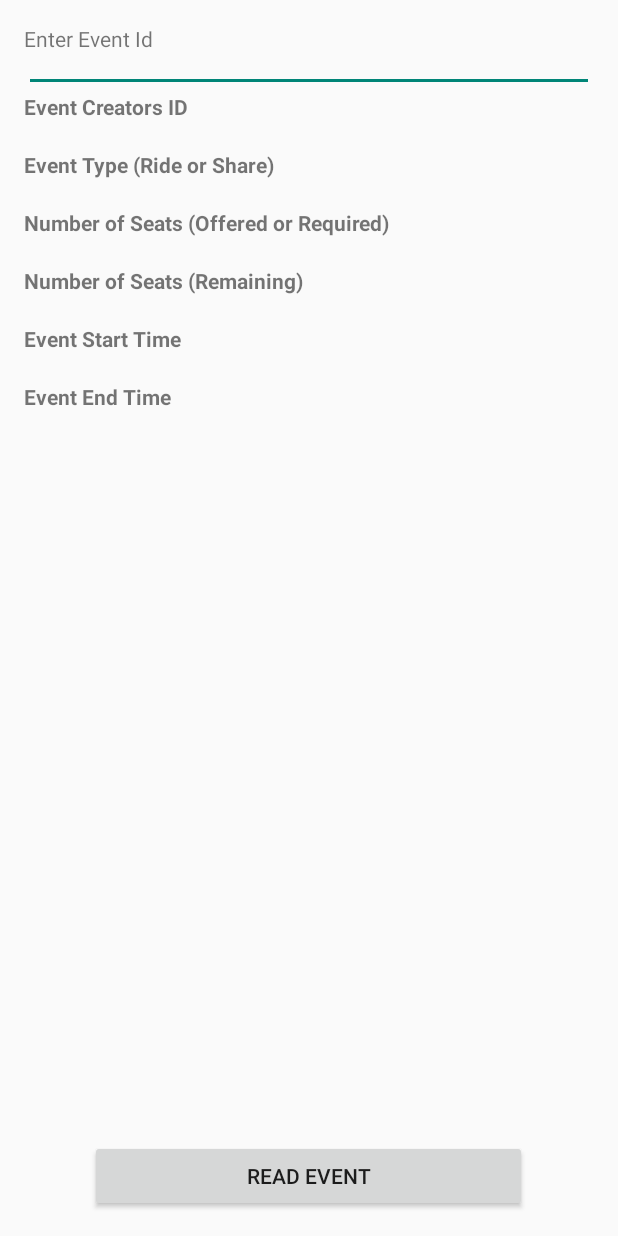
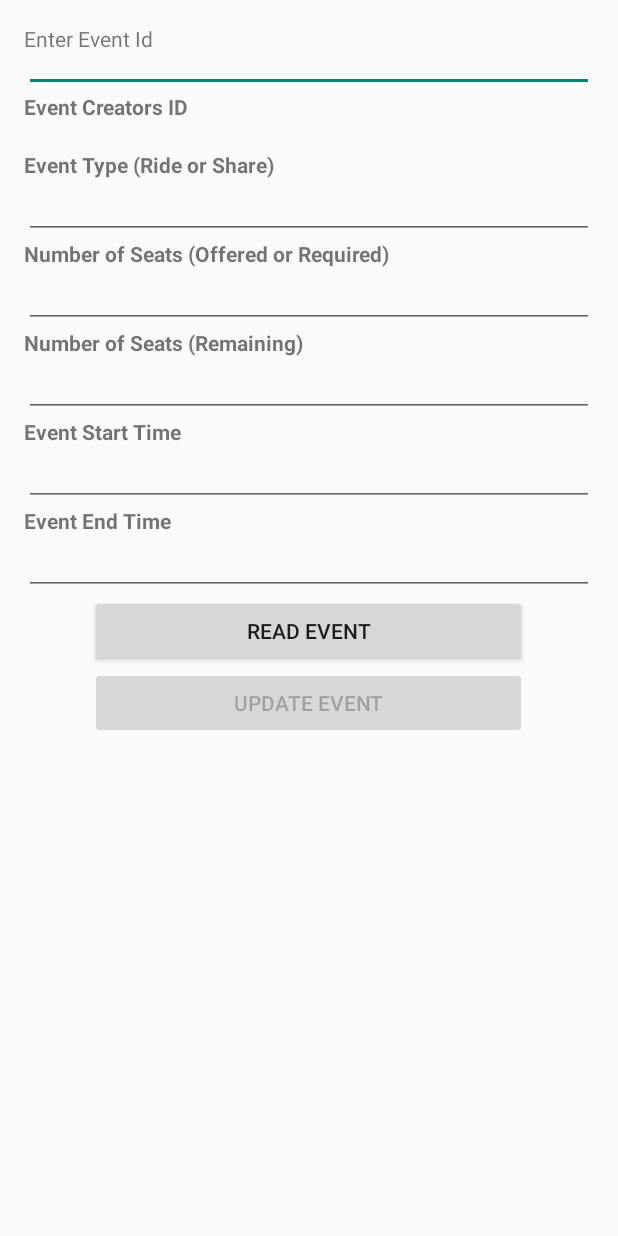
Before and after one commit to FergusonTR/HOV_Helper, an Android app: the ReadEventActivity screen opened directly, with no data from a screen before it, on a phone screen of 412 x 824 dp. Run offline under Robolectric (Android 15) with nearby library versions, the phone set to English and light mode, and no system bars.

Commit message:
update Event work

```diff
--- a/app/src/main/res/layout/activity_read_event.xml
+++ b/app/src/main/res/layout/activity_read_event.xml
@@ -31,7 +31,7 @@
         android:text="Read Event"
         android:id="@+id/btnGetEvent"
         android:layout_gravity="center_horizontal"
-        android:layout_alignParentBottom="true"
+        android:layout_below="@+id/textView_endTime"
         android:layout_centerHorizontal="true" />
 
     <TextView
@@ -71,7 +71,7 @@
         android:layout_alignEnd="@+id/textView_eventType"
         android:textStyle="bold" />
 
-    <TextView
+    <EditText
         android:layout_width="wrap_content"
         android:layout_height="wrap_content"
         android:textAppearance="?android:attr/textAppearanceSmall"
@@ -104,9 +104,11 @@
         android:layout_below="@+id/textView_LoginID"
         android:layout_alignParentLeft="true"
         android:layout_alignParentStart="true"
-        android:textStyle="bold" />
+        android:textStyle="bold"
+        android:layout_alignParentRight="true"
+        android:layout_alignParentEnd="true" />
 
-    <TextView
+    <EditText
         android:layout_width="wrap_content"
         android:layout_height="wrap_content"
         android:textAppearance="?android:attr/textAppearanceSmall"
@@ -115,9 +117,10 @@
         android:layout_alignParentLeft="true"
         android:layout_alignParentStart="true"
         android:layout_alignRight="@+id/textView_LoginID"
-        android:layout_alignEnd="@+id/textView_LoginID" />
+        android:layout_alignEnd="@+id/textView_LoginID"
+        android:editable="false" />
 
-    <TextView
+    <EditText
         android:layout_width="wrap_content"
         android:layout_height="wrap_content"
         android:textAppearance="?android:attr/textAppearanceSmall"
@@ -141,7 +144,7 @@
         android:layout_alignEnd="@+id/textView_numberAvailable"
         android:textStyle="bold" />
 
-    <TextView
+    <EditText
         android:layout_width="wrap_content"
         android:layout_height="wrap_content"
         android:textAppearance="?android:attr/textAppearanceSmall"
@@ -165,14 +168,36 @@
         android:layout_alignParentEnd="true"
         android:textStyle="bold" />
 
-    <TextView
+    <EditText
         android:layout_width="wrap_content"
         android:layout_height="wrap_content"
         android:textAppearance="?android:attr/textAppearanceSmall"
         android:id="@+id/textView_endTime"
-        android:layout_centerVertical="true"
+        android:layout_below="@+id/textView7"
         android:layout_alignParentLeft="true"
         android:layout_alignParentStart="true"
-        android:layout_alignRight="@+id/textView7"
-        android:layout_alignEnd="@+id/textView7" />
+        android:layout_alignParentRight="true"
+        android:layout_alignParentEnd="true" />
+
+    <Button
+        android:layout_width="wrap_content"
+        android:layout_height="wrap_content"
+        android:text="Update Event"
+        android:id="@+id/btnUpdateEvent"
+        android:layout_below="@+id/btnGetEvent"
+        android:layout_alignLeft="@+id/btnGetEvent"
+        android:layout_alignStart="@+id/btnGetEvent"
+        android:layout_alignRight="@+id/btnGetEvent"
+        android:layout_alignEnd="@+id/btnGetEvent" />
+
+    <TextView
+        android:layout_width="wrap_content"
+        android:layout_height="wrap_content"
+        android:id="@+id/textView_status"
+        android:layout_below="@+id/btnUpdateEvent"
+        android:layout_alignParentLeft="true"
+        android:layout_alignParentStart="true"
+        android:layout_alignParentBottom="true"
+        android:layout_alignRight="@+id/textView_endTime"
+        android:layout_alignEnd="@+id/textView_endTime" />
 </RelativeLayout>
```
Also changed, not shown: app/src/main/AndroidManifest.xml (+0 -12 lines), app/src/main/java/sweng500team2summer15/hov_helper/EventDetailsActivity.java (deleted, +0 -59 lines), app/src/main/java/sweng500team2summer15/hov_helper/ReadEventActivity.java (+128 -19 lines), app/src/main/java/sweng500team2summer15/hov_helper/TempDisplayActivity.java (deleted, +0 -40 lines), app/src/main/res/layout/activity_event_details.xml (deleted, +0 -88 lines), app/src/main/res/layout/activity_temp_display.xml (deleted, +0 -12 lines), app/src/main/res/menu/menu_event_details.xml (deleted, +0 -7 lines), 1 other file.
